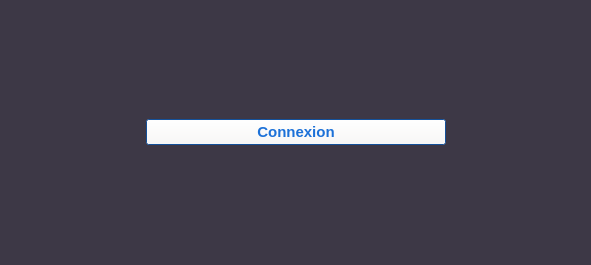
wnomena/python-desktop-app, file login.ui: the form before one commit.
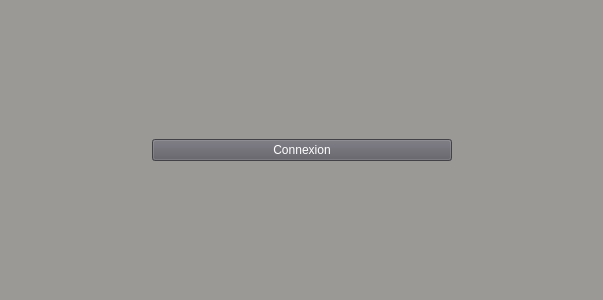
The form after the commit.

Commit message: migalere am rootage, mibug entre Widget et mainWindow

```diff
--- a/login.ui
+++ b/login.ui
@@ -1,126 +1,22 @@
 <?xml version="1.0" encoding="UTF-8"?>
 <ui version="4.0">
- <class>MainWindow</class>
- <widget class="QMainWindow" name="MainWindow">
-  <property name="windowModality">
-   <enum>Qt::WindowModality::NonModal</enum>
-  </property>
+ <class>Form</class>
+ <widget class="QWidget" name="Form">
   <property name="geometry">
    <rect>
     <x>0</x>
     <y>0</y>
-    <width>591</width>
-    <height>265</height>
+    <width>603</width>
+    <height>300</height>
    </rect>
   </property>
-  <property name="palette">
-   <palette>
-    <active>
-     <colorrole role="Button">
-      <brush brushstyle="SolidPattern">
-       <color alpha="255">
-        <red>26</red>
-        <green>95</green>
-        <blue>180</blue>
-       </color>
-      </brush>
-     </colorrole>
-     <colorrole role="ButtonText">
-      <brush brushstyle="SolidPattern">
-       <color alpha="255">
-        <red>28</red>
-        <green>113</green>
-        <blue>216</blue>
-       </color>
-      </brush>
-     </colorrole>
-     <colorrole role="Window">
-      <brush brushstyle="SolidPattern">
-       <color alpha="255">
-        <red>61</red>
-        <green>56</green>
-        <blue>70</blue>
-       </color>
-      </brush>
-     </colorrole>
-    </active>
-    <inactive>
-     <colorrole role="Button">
-      <brush brushstyle="SolidPattern">
-       <color alpha="255">
-        <red>26</red>
-        <green>95</green>
-        <blue>180</blue>
-       </color>
-      </brush>
-     </colorrole>
-     <colorrole role="ButtonText">
-      <brush brushstyle="SolidPattern">
-       <color alpha="255">
-        <red>28</red>
-        <green>113</green>
-        <blue>216</blue>
-       </color>
-      </brush>
-     </colorrole>
-     <colorrole role="Window">
-      <brush brushstyle="SolidPattern">
-       <color alpha="255">
-        <red>61</red>
-        <green>56</green>
-        <blue>70</blue>
-       </color>
-      </brush>
-     </colorrole>
-    </inactive>
-    <disabled>
-     <colorrole role="Button">
-      <brush brushstyle="SolidPattern">
-       <color alpha="255">
-        <red>26</red>
-        <green>95</green>
-        <blue>180</blue>
-       </color>
-      </brush>
-     </colorrole>
-     <colorrole role="Base">
-      <brush brushstyle="SolidPattern">
-       <color alpha="255">
-        <red>61</red>
-        <green>56</green>
-        <blue>70</blue>
-       </color>
-      </brush>
-     </colorrole>
-     <colorrole role="Window">
-      <brush brushstyle="SolidPattern">
-       <color alpha="255">
-        <red>61</red>
-        <green>56</green>
-        <blue>70</blue>
-       </color>
-      </brush>
-     </colorrole>
-    </disabled>
-   </palette>
-  </property>
-  <property name="font">
-   <font>
-    <pointsize>11</pointsize>
-    <bold>true</bold>
-   </font>
-  </property>
   <property name="windowTitle">
    <string>Madagascar-tours</string>
   </property>
-  <property name="autoFillBackground">
-   <bool>true</bool>
+  <property name="styleSheet">
+   <string notr="true">background-color: rgb(154, 153, 150);</string>
   </property>
-  <property name="unifiedTitleAndToolBarOnMac">
-   <bool>true</bool>
-  </property>
-  <widget class="QWidget" name="centralwidget">
-   <layout class="QHBoxLayout" name="horizontalLayout_2">
+  <layout class="QHBoxLayout" name="horizontalLayout">
     <item>
      <spacer name="horizontalSpacer">
       <property name="orientation">
@@ -128,7 +24,7 @@
       </property>
       <property name="sizeHint" stdset="0">
        <size>
-        <width>40</width>
+       <width>134</width>
         <height>20</height>
        </size>
       </property>
@@ -154,70 +50,196 @@
       <property name="palette">
        <palette>
         <active>
+        <colorrole role="WindowText">
+         <brush brushstyle="SolidPattern">
+          <color alpha="255">
+           <red>255</red>
+           <green>255</green>
+           <blue>255</blue>
+          </color>
+         </brush>
+        </colorrole>
          <colorrole role="Button">
           <brush brushstyle="SolidPattern">
            <color alpha="255">
-            <red>250</red>
-            <green>249</green>
-            <blue>248</blue>
+           <red>94</red>
+           <green>92</green>
+           <blue>100</blue>
+          </color>
+         </brush>
+        </colorrole>
+        <colorrole role="Text">
+         <brush brushstyle="SolidPattern">
+          <color alpha="255">
+           <red>255</red>
+           <green>255</green>
+           <blue>255</blue>
+          </color>
+         </brush>
+        </colorrole>
+        <colorrole role="ButtonText">
+         <brush brushstyle="SolidPattern">
+          <color alpha="255">
+           <red>255</red>
+           <green>255</green>
+           <blue>255</blue>
+          </color>
+         </brush>
+        </colorrole>
+        <colorrole role="Base">
+         <brush brushstyle="SolidPattern">
+          <color alpha="255">
+           <red>94</red>
+           <green>92</green>
+           <blue>100</blue>
            </color>
           </brush>
          </colorrole>
          <colorrole role="Window">
           <brush brushstyle="SolidPattern">
            <color alpha="255">
-            <red>28</red>
-            <green>113</green>
-            <blue>216</blue>
+           <red>94</red>
+           <green>92</green>
+           <blue>100</blue>
+          </color>
+         </brush>
+        </colorrole>
+        <colorrole role="PlaceholderText">
+         <brush brushstyle="SolidPattern">
+          <color alpha="128">
+           <red>255</red>
+           <green>255</green>
+           <blue>255</blue>
            </color>
           </brush>
          </colorrole>
         </active>
         <inactive>
+        <colorrole role="WindowText">
+         <brush brushstyle="SolidPattern">
+          <color alpha="255">
+           <red>255</red>
+           <green>255</green>
+           <blue>255</blue>
+          </color>
+         </brush>
+        </colorrole>
          <colorrole role="Button">
           <brush brushstyle="SolidPattern">
            <color alpha="255">
-            <red>250</red>
-            <green>249</green>
-            <blue>248</blue>
+           <red>94</red>
+           <green>92</green>
+           <blue>100</blue>
+          </color>
+         </brush>
+        </colorrole>
+        <colorrole role="Text">
+         <brush brushstyle="SolidPattern">
+          <color alpha="255">
+           <red>255</red>
+           <green>255</green>
+           <blue>255</blue>
+          </color>
+         </brush>
+        </colorrole>
+        <colorrole role="ButtonText">
+         <brush brushstyle="SolidPattern">
+          <color alpha="255">
+           <red>255</red>
+           <green>255</green>
+           <blue>255</blue>
+          </color>
+         </brush>
+        </colorrole>
+        <colorrole role="Base">
+         <brush brushstyle="SolidPattern">
+          <color alpha="255">
+           <red>94</red>
+           <green>92</green>
+           <blue>100</blue>
            </color>
           </brush>
          </colorrole>
          <colorrole role="Window">
           <brush brushstyle="SolidPattern">
            <color alpha="255">
-            <red>28</red>
-            <green>113</green>
-            <blue>216</blue>
+           <red>94</red>
+           <green>92</green>
+           <blue>100</blue>
+          </color>
+         </brush>
+        </colorrole>
+        <colorrole role="PlaceholderText">
+         <brush brushstyle="SolidPattern">
+          <color alpha="128">
+           <red>255</red>
+           <green>255</green>
+           <blue>255</blue>
            </color>
           </brush>
          </colorrole>
         </inactive>
         <disabled>
+        <colorrole role="WindowText">
+         <brush brushstyle="SolidPattern">
+          <color alpha="255">
+           <red>255</red>
+           <green>255</green>
+           <blue>255</blue>
+          </color>
+         </brush>
+        </colorrole>
          <colorrole role="Button">
           <brush brushstyle="SolidPattern">
            <color alpha="255">
-            <red>250</red>
-            <green>249</green>
-            <blue>248</blue>
+           <red>94</red>
+           <green>92</green>
+           <blue>100</blue>
+          </color>
+         </brush>
+        </colorrole>
+        <colorrole role="Text">
+         <brush brushstyle="SolidPattern">
+          <color alpha="255">
+           <red>255</red>
+           <green>255</green>
+           <blue>255</blue>
+          </color>
+         </brush>
+        </colorrole>
+        <colorrole role="ButtonText">
+         <brush brushstyle="SolidPattern">
+          <color alpha="255">
+           <red>255</red>
+           <green>255</green>
+           <blue>255</blue>
            </color>
           </brush>
          </colorrole>
          <colorrole role="Base">
           <brush brushstyle="SolidPattern">
            <color alpha="255">
-            <red>28</red>
-            <green>113</green>
-            <blue>216</blue>
+           <red>94</red>
+           <green>92</green>
+           <blue>100</blue>
            </color>
           </brush>
          </colorrole>
          <colorrole role="Window">
           <brush brushstyle="SolidPattern">
            <color alpha="255">
-            <red>28</red>
-            <green>113</green>
-            <blue>216</blue>
+           <red>94</red>
+           <green>92</green>
+           <blue>100</blue>
+          </color>
+         </brush>
+        </colorrole>
+        <colorrole role="PlaceholderText">
+         <brush brushstyle="SolidPattern">
+          <color alpha="128">
+           <red>255</red>
+           <green>255</green>
+           <blue>255</blue>
            </color>
           </brush>
          </colorrole>
@@ -227,6 +249,10 @@
       <property name="cursor">
        <cursorShape>PointingHandCursor</cursorShape>
       </property>
+     <property name="styleSheet">
+      <string notr="true">background-color: rgb(94, 92, 100);
+color: rgb(255, 255, 255);</string>
+     </property>
       <property name="text">
        <string>Connexion</string>
       </property>
@@ -239,14 +265,13 @@
       </property>
       <property name="sizeHint" stdset="0">
        <size>
-        <width>40</width>
+       <width>133</width>
         <height>20</height>
        </size>
       </property>
      </spacer>
     </item>
    </layout>
-  </widget>
  </widget>
  <resources/>
  <connections/>
```
Left out of the diff: 2 changed lines with no effect on the pictures. Lines whose indentation alone changed are shown as unchanged. The commit also changes 5 other files.
